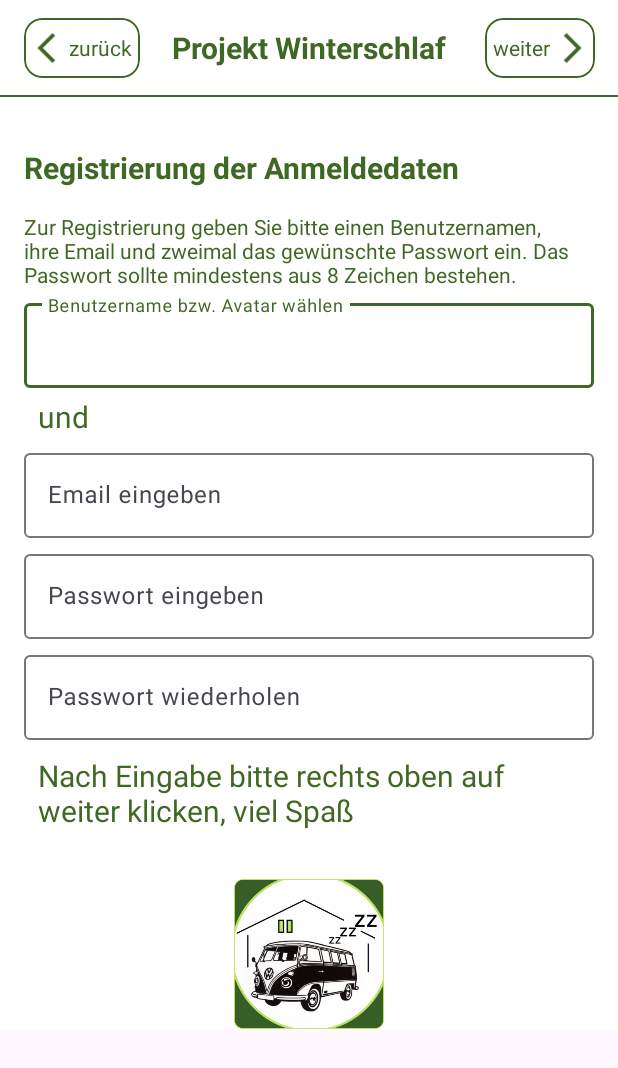
After one commit to MikeSyntax/ProjektWinterschlaf, an Android app: the layout fragment_register.xml on its own in the app's theme, with its tools: preview values and no code run, on a phone screen of 412 x 824 dp. The commit adds this screen. Shown: the top 1068 px of the screen. Run offline under Robolectric (Android 15) with nearby library versions, the phone set to English and light mode, and no system bars.

Commit message:
Heute Registrierung angelegt

```diff
--- a/app/src/main/java/com/example/modulabschlussandroid/ui/LogInFragment.kt
+++ b/app/src/main/java/com/example/modulabschlussandroid/ui/LogInFragment.kt
@@ -34,6 +34,10 @@ class LogInFragment : Fragment() {
             findNavController().navigate(R.id.readyLoginFragment)
         }
 
+        binding.btnRegister.setOnClickListener {
+            findNavController().navigate(R.id.registerFragment)
+        }
+
     }
 
 
--- a/app/src/main/res/layout/fragment_home.xml
+++ b/app/src/main/res/layout/fragment_home.xml
@@ -9,6 +9,6 @@
     <TextView
         android:layout_width="match_parent"
         android:layout_height="match_parent"
-        android:text="@string/hello_blank_fragment" />
+        android:text="Du bist jetzt im HomeFragment" />
 
 </FrameLayout>
--- a/app/src/main/res/layout/fragment_info.xml
+++ b/app/src/main/res/layout/fragment_info.xml
@@ -3,7 +3,6 @@
     android:layout_width="match_parent"
     android:layout_height="match_parent"
     xmlns:android="http://schemas.android.com/apk/res/android">
-
 
 <androidx.constraintlayout.widget.ConstraintLayout
     xmlns:app="http://schemas.android.com/apk/res-auto"
--- a/app/src/main/res/layout/fragment_ready_login.xml
+++ b/app/src/main/res/layout/fragment_ready_login.xml
@@ -10,7 +10,7 @@
     android:layout_width="match_parent"
     android:layout_height="wrap_content"
     android:background="@color/white"
-    tools:context=".ui.InfoFragment">
+    tools:context=".ui.ReadyLoginFragment">
 
 
 
@@ -137,7 +137,7 @@
         android:layout_margin="16dp"
         android:layout_marginTop="20dp"
         android:layout_marginEnd="16dp"
-        android:text="Zur Anmeldung geben Sie bitte Ihre Email und \ndas Passwort ein"
+        android:text="Zur Anmeldung geben Sie bitte ihre Email und \ndas Passwort ein"
         app:layout_constraintEnd_toEndOf="parent"
         app:layout_constraintStart_toStartOf="parent"
         app:layout_constraintTop_toBottomOf="@+id/textView4" />
--- /dev/null
+++ b/app/src/main/res/layout/fragment_register.xml
@@ -0,0 +1,245 @@
+<?xml version="1.0" encoding="utf-8"?>
+<ScrollView xmlns:android="http://schemas.android.com/apk/res/android"
+    xmlns:app="http://schemas.android.com/apk/res-auto"
+    xmlns:tools="http://schemas.android.com/tools"
+    android:layout_width="match_parent"
+    android:layout_height="match_parent">
+
+    <androidx.constraintlayout.widget.ConstraintLayout
+        android:layout_width="match_parent"
+        android:layout_height="wrap_content"
+        android:background="@color/white"
+        tools:context=".ui.RegisterFragment">
+
+
+        <androidx.appcompat.widget.Toolbar
+            android:id="@+id/toolbar"
+            android:layout_width="match_parent"
+            android:layout_height="wrap_content"
+            app:layout_constraintEnd_toEndOf="parent"
+            app:layout_constraintHorizontal_bias="0.0"
+            app:layout_constraintStart_toStartOf="parent"
+            app:layout_constraintTop_toTopOf="parent">
+
+            <com.google.android.material.card.MaterialCardView xmlns:app="http://schemas.android.com/apk/res-auto"
+                xmlns:tools="http://schemas.android.com/tools"
+                android:id="@+id/cv_back"
+                android:layout_width="wrap_content"
+                android:layout_height="wrap_content"
+                android:layout_gravity="start"
+                android:backgroundTint="@color/white"
+                android:elevation="0dp"
+                app:strokeColor="@color/primary_dark_green"
+                app:strokeWidth="1dp">
+
+                <LinearLayout
+                    android:layout_width="wrap_content"
+                    android:layout_height="40dp">
+
+                    <ImageView
+                        android:layout_width="30dp"
+                        android:layout_height="wrap_content"
+                        android:layout_gravity="center"
+                        android:backgroundTint="@color/white"
+                        android:src="@drawable/back" />
+
+                    <TextView
+                        style="@style/textSuperSmall"
+                        android:layout_width="wrap_content"
+                        android:layout_height="wrap_content"
+                        android:layout_gravity="center_vertical"
+                        android:paddingEnd="5dp"
+                        android:text="zurück" />
+
+                </LinearLayout>
+            </com.google.android.material.card.MaterialCardView>
+
+            <TextView
+                style="@style/textSmall"
+                android:layout_width="wrap_content"
+                android:layout_height="wrap_content"
+                android:layout_gravity="center_horizontal"
+                android:text="Projekt Winterschlaf"
+                android:textStyle="bold" />
+
+            <com.google.android.material.card.MaterialCardView xmlns:app="http://schemas.android.com/apk/res-auto"
+                xmlns:tools="http://schemas.android.com/tools"
+                android:id="@+id/cv_forward"
+                android:layout_width="wrap_content"
+                android:layout_height="wrap_content"
+                android:layout_gravity="end"
+                android:layout_marginEnd="15dp"
+                android:backgroundTint="@color/white"
+                android:elevation="0dp"
+                app:strokeColor="@color/primary_dark_green"
+                app:strokeWidth="1dp">
+
+                <LinearLayout
+                    android:layout_width="wrap_content"
+                    android:layout_height="40dp"
+                    android:layout_gravity="start">
+
+                    <TextView
+                        style="@style/textSuperSmall"
+                        android:layout_width="wrap_content"
+                        android:layout_height="wrap_content"
+                        android:layout_gravity="center_vertical"
+                        android:paddingLeft="5dp"
+                        android:text="weiter" />
+
+                    <ImageView
+                        android:layout_width="30dp"
+                        android:layout_height="wrap_content"
+                        android:layout_gravity="center"
+                        android:backgroundTint="@color/white"
+                        android:src="@drawable/forward" />
+
+
+                </LinearLayout>
+            </com.google.android.material.card.MaterialCardView>
+
+
+        </androidx.appcompat.widget.Toolbar>
+
+        <com.google.android.material.divider.MaterialDivider
+            android:id="@+id/materialDivider"
+            android:layout_width="match_parent"
+            android:layout_height="1dp"
+            app:dividerColor="@color/primary_dark_green"
+            app:layout_constraintBottom_toBottomOf="@+id/toolbar"
+            app:layout_constraintEnd_toEndOf="parent"
+            app:layout_constraintStart_toStartOf="parent"
+            app:layout_constraintTop_toBottomOf="@+id/toolbar">
+
+        </com.google.android.material.divider.MaterialDivider>
+
+        <TextView
+            android:id="@+id/textView4"
+            style="@style/textSmall"
+            android:layout_width="wrap_content"
+            android:layout_height="wrap_content"
+            android:layout_marginStart="16dp"
+            android:layout_marginTop="98dp"
+            android:text="Registrierung der Anmeldedaten"
+            android:textStyle="bold"
+            app:layout_constraintStart_toStartOf="parent"
+            app:layout_constraintTop_toTopOf="parent" />
+
+        <TextView
+            android:id="@+id/description"
+            style="@style/textSuperSmall"
+            android:layout_width="match_parent"
+            android:layout_height="50dp"
+            android:layout_margin="16dp"
+            android:layout_marginTop="20dp"
+            android:layout_marginEnd="16dp"
+            android:text="Zur Registrierung geben Sie bitte einen Benutzernamen, ihre Email und zweimal das gewünschte Passwort ein. Das Passwort sollte mindestens aus 8 Zeichen bestehen."
+            app:layout_constraintEnd_toEndOf="parent"
+            app:layout_constraintStart_toStartOf="parent"
+            app:layout_constraintTop_toBottomOf="@+id/textView4" />
+
+        <com.google.android.material.textfield.TextInputLayout
+            android:id="@+id/tfield_user_avatar"
+            android:layout_width="match_parent"
+            android:layout_height="wrap_content"
+            android:layout_marginVertical="5dp"
+            android:layout_marginHorizontal="16dp"
+            android:hint="Benutzername bzw. Avatar wählen"
+            app:layout_constraintEnd_toEndOf="parent"
+            app:layout_constraintStart_toStartOf="parent"
+            app:layout_constraintTop_toBottomOf="@+id/description">
+
+            <com.google.android.material.textfield.TextInputEditText
+                android:id="@+id/textInputUserAvatar"
+                android:layout_width="match_parent"
+                android:layout_height="wrap_content" />
+        </com.google.android.material.textfield.TextInputLayout>
+
+        <TextView
+            android:id="@+id/tv_or"
+            style="@style/textSmall"
+            android:layout_width="match_parent"
+            android:layout_height="wrap_content"
+            android:layout_marginVertical="5dp"
+            android:layout_marginHorizontal="25dp"
+            android:text="und"
+            app:layout_constraintEnd_toEndOf="parent"
+            app:layout_constraintStart_toStartOf="parent"
+            app:layout_constraintTop_toBottomOf="@+id/tfield_user_avatar" />
+
+        <com.google.android.material.textfield.TextInputLayout
+            android:id="@+id/tfield_email"
+            android:layout_width="match_parent"
+            android:layout_height="wrap_content"
+            android:layout_marginVertical="5dp"
+            android:layout_marginHorizontal="16dp"
+            android:hint="Email eingeben"
+            app:layout_constraintEnd_toEndOf="parent"
+            app:layout_constraintStart_toStartOf="parent"
+            app:layout_constraintTop_toBottomOf="@+id/tv_or">
+
+            <com.google.android.material.textfield.TextInputEditText
+                android:id="@+id/textInputUserEmail"
+                android:layout_width="match_parent"
+                android:layout_height="wrap_content" />
+        </com.google.android.material.textfield.TextInputLayout>
+
+        <com.google.android.material.textfield.TextInputLayout
+            android:id="@+id/tfield_password"
+            android:layout_width="match_parent"
+            android:layout_height="wrap_content"
+            android:layout_marginVertical="5dp"
+            android:layout_marginHorizontal="16dp"
+            android:hint="Passwort eingeben"
+            app:layout_constraintEnd_toEndOf="parent"
+            app:layout_constraintStart_toStartOf="parent"
+            app:layout_constraintTop_toBottomOf="@+id/tfield_email">
+
+            <com.google.android.material.textfield.TextInputEditText
+                android:id="@+id/textInputUserPassword"
+                android:layout_width="match_parent"
+                android:layout_height="wrap_content" />
+        </com.google.android.material.textfield.TextInputLayout>
+
+        <com.google.android.material.textfield.TextInputLayout
+            android:id="@+id/tfield_second_password"
+            android:layout_width="match_parent"
+            android:layout_height="wrap_content"
+            android:layout_marginVertical="5dp"
+            android:layout_marginHorizontal="16dp"
+            android:hint="Passwort wiederholen"
+            app:layout_constraintEnd_toEndOf="parent"
+            app:layout_constraintStart_toStartOf="parent"
+            app:layout_constraintTop_toBottomOf="@+id/tfield_password">
+
+            <com.google.android.material.textfield.TextInputEditText
+                android:id="@+id/textInputUserSecondPassword"
+                android:layout_width="match_parent"
+                android:layout_height="wrap_content" />
+        </com.google.android.material.textfield.TextInputLayout>
+
+        <TextView
+            android:id="@+id/tv_forward"
+            style="@style/textSmall"
+            android:layout_width="match_parent"
+            android:layout_height="wrap_content"
+            android:layout_marginVertical="10dp"
+            android:layout_marginHorizontal="25dp"
+            android:text="Nach Eingabe bitte rechts oben auf weiter klicken, viel Spaß"
+            app:layout_constraintEnd_toEndOf="parent"
+            app:layout_constraintStart_toStartOf="parent"
+            app:layout_constraintTop_toBottomOf="@+id/tfield_second_password"
+            tools:layout_editor_absoluteY="509dp" />
+
+        <ImageView
+            android:id="@+id/imageView2"
+            android:layout_width="100dp"
+            android:layout_height="100dp"
+            android:layout_marginTop="32dp"
+            android:src="@drawable/bild_parkplat"
+            app:layout_constraintEnd_toEndOf="parent"
+            app:layout_constraintStart_toStartOf="parent"
+            app:layout_constraintTop_toBottomOf="@+id/tv_forward" />
+
+    </androidx.constraintlayout.widget.ConstraintLayout>
+</ScrollView>
--- a/app/src/main/res/navigation/nav_graph.xml
+++ b/app/src/main/res/navigation/nav_graph.xml
@@ -25,6 +25,11 @@
         android:name="com.example.modulabschlussandroid.ui.ReadyLoginFragment"
         android:label="ReadyLoginFragment" />
     <fragment
+        android:id="@+id/registerFragment"
+        android:name="com.example.modulabschlussandroid.ui.RegisterFragment"
+        android:label="fragment_register"
+        tools:layout="@layout/fragment_register" />
+    <fragment
         android:id="@+id/homeFragment"
         android:name="com.example.modulabschlussandroid.ui.HomeFragment"
         android:label="fragment_home"
```
Also changed, not shown: app/src/main/java/com/example/modulabschlussandroid/secret/SecretData.kt (+5 -3 lines), app/src/main/java/com/example/modulabschlussandroid/ui/HomeFragment.kt (+16 -0 lines), app/src/main/java/com/example/modulabschlussandroid/ui/RegisterFragment.kt (added, +139 -0 lines), app/src/main/res/layout/list_item_sleep.xml (added, +27 -0 lines).
